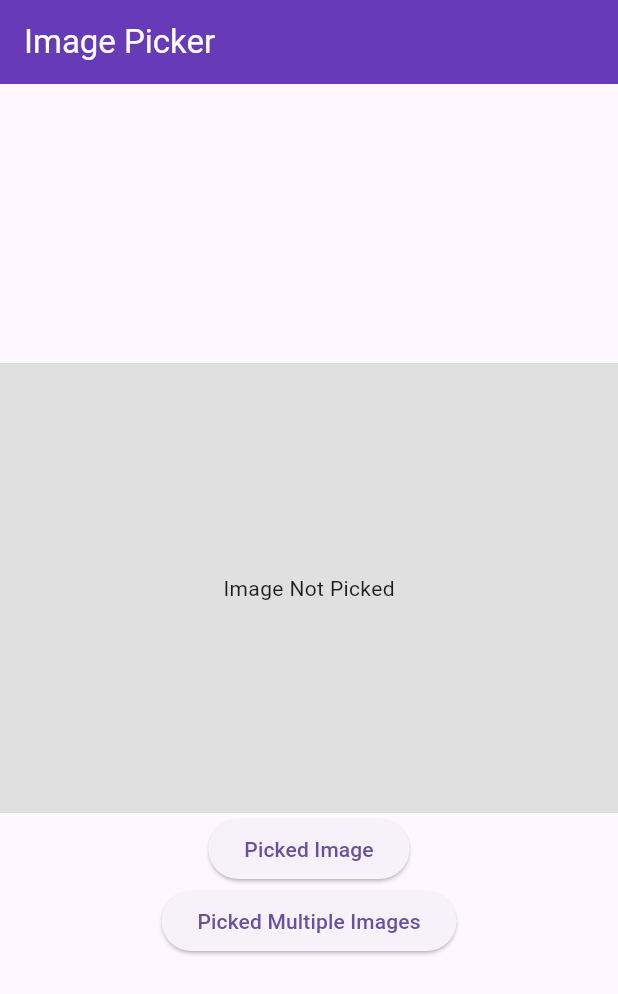
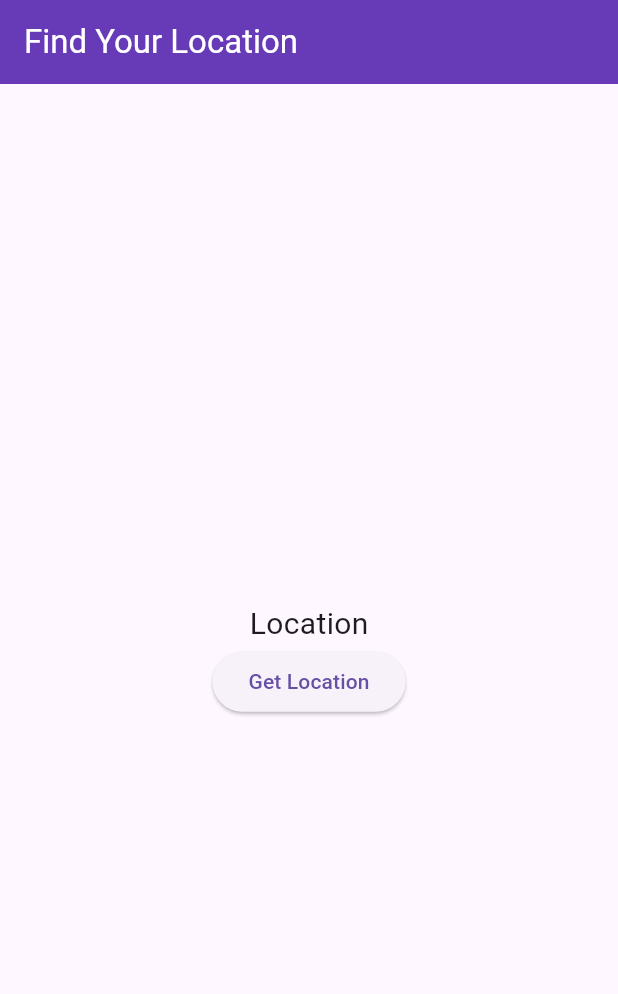
Before and after one commit to Zahed75/test_app, a Flutter app: the screen it shows after launch, on a phone screen of 412 x 824 dp. Shown: the top 994 px of the screen. Run offline on Flutter 3.47's test engine with Material 3 defaults, Android fonts, the light colour scheme and no system bars; our stand-ins replace cached_network_image, fluttertoast, geolocator, google_fonts, image_picker; missing offline and left inert: geolocator_apple, image_picker_ios.

Commit message:
location added

```diff
--- a/lib/main.dart
+++ b/lib/main.dart
@@ -1,6 +1,7 @@
 import 'package:flutter/material.dart';
 import 'package:test_app/pages/home.dart';
 import 'package:test_app/widgets/imagePicker.dart';
+import 'package:test_app/widgets/location.dart';
 import 'package:test_app/widgets/tabBar.dart';
 
 void main() => runApp(MyApp());
@@ -21,7 +22,7 @@ class MyApp extends StatelessWidget {
         ),
       ),
 
-      home: ImagePickerDart(),
+      home: LocationWidget(),
     );
   }
 }
--- /dev/null
+++ b/lib/widgets/location.dart
@@ -0,0 +1,67 @@
+import 'package:flutter/material.dart';
+import 'package:fluttertoast/fluttertoast.dart';
+import 'package:geolocator/geolocator.dart';
+import 'package:geolocator_apple/geolocator_apple.dart';
+
+class LocationWidget extends StatefulWidget {
+  const LocationWidget({super.key});
+
+  @override
+  State<LocationWidget> createState() => _LocationWidgetState();
+}
+
+class _LocationWidgetState extends State<LocationWidget> {
+  Position? position;
+
+  fetchposition() async {
+    bool serviceEnabled;
+    LocationPermission permission;
+    String latitude;
+    String longitude;
+
+    serviceEnabled = await Geolocator.isLocationServiceEnabled();
+    if (!serviceEnabled) {
+      Fluttertoast.showToast(msg: "Location service is disabled");
+    }
+    permission = await Geolocator.checkPermission();
+    if (permission == LocationPermission.denied) {
+      permission == await Geolocator.requestPermission();
+      if (permission == LocationPermission.denied) {
+        Fluttertoast.showToast(msg: "You Denied the permission chutiya");
+      }
+    }
+    if (permission == LocationPermission.deniedForever) {
+      Fluttertoast.showToast(msg: "You denied permission forever");
+    }
+    Position currentposition = await Geolocator.getCurrentPosition();
+    setState(() {
+      position = currentposition;
+      latitude = currentposition.latitude.toString();
+      print(latitude);
+    });
+  }
+
+  @override
+  Widget build(BuildContext context) {
+    return Scaffold(
+      appBar: AppBar(title: Text("Find Your Location")),
+      body: Center(
+        child: Column(
+          mainAxisAlignment: MainAxisAlignment.center,
+          children: [
+            Text(
+              position == null ? "Location" : position.toString(),
+              style: TextStyle(fontSize: 20),
+            ),
+            ElevatedButton(
+              onPressed: () {
+                fetchposition();
+              },
+              child: Text('Get Location'),
+            ),
+          ],
+        ),
+      ),
+    );
+  }
+}
--- a/pubspec.yaml
+++ b/pubspec.yaml
@@ -39,6 +39,10 @@ dependencies:
   cached_network_image: ^3.4.1
   image_picker: ^1.1.2
   image_picker_ios: ^0.8.12+2
+  geolocator: ^14.0.0
+  fluttertoast: ^8.2.12
+  geolocator_apple: ^2.3.13
+
 
 dev_dependencies:
   flutter_test:
```
Also changed, not shown: pubspec.lock, 6 other files.
